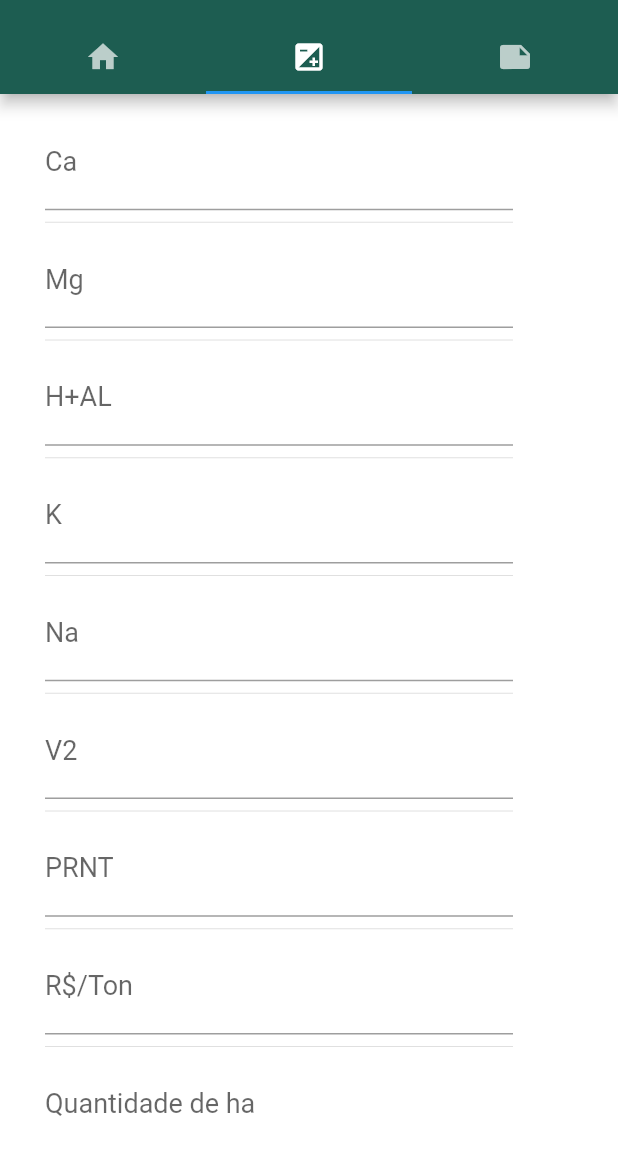
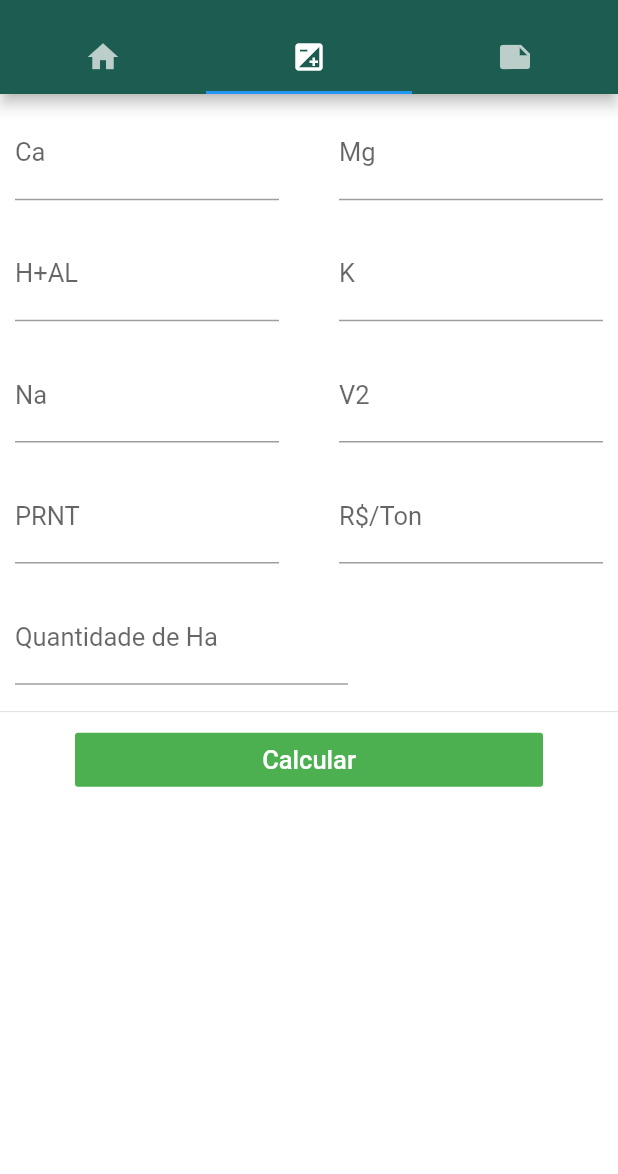
Before and after one commit to luisgs7/liming-calculation, a Flutter app: the screen it shows after launch, tab 2 chosen, on a phone screen of 412 x 824 dp, the part 62-1236 px from its top. Run offline on Flutter 3.47's test engine with Material 2 defaults, Android fonts, the phone set to English and light mode, and no system bars; missing offline and left inert: dart:ffi.

Commit message:
Added new features to the calculation screen

```diff
--- a/lib/tabs/calculate.tab.dart
+++ b/lib/tabs/calculate.tab.dart
@@ -17,13 +17,115 @@ class calculate extends StatelessWidget {
   Widget build(BuildContext context) {
     return Scaffold(
       backgroundColor: Colors.white,
-      body: Padding(
-        padding: EdgeInsets.fromLTRB(30, 15, 70, 20),
-        child: ListView(
-          children: <Widget>[
-            buildTextFormField("Ca", caController),
-            Divider(),
-            buildTextFormField("Mg", mgController),
+      body: ListView(
+        children: <Widget>[
+          Row(
+            mainAxisAlignment: MainAxisAlignment.spaceBetween,
+            children: <Widget>[
+              Expanded(
+                child: buildTextFormField("Ca", caController),
+              ),
+              Divider(
+                indent: 20.0,
+              ),
+              Expanded(
+                child: buildTextFormField("Mg", mgController),
+              ),
+            ],
+          ),
+          Row(
+            mainAxisAlignment: MainAxisAlignment.spaceBetween,
+            children: <Widget>[
+              Expanded(
+                child: buildTextFormField("H+AL", hAlController),
+              ),
+              Divider(
+                indent: 20.0,
+              ),
+              Expanded(
+                child: buildTextFormField("K", kController),
+              ),
+            ],
+          ),
+          Row(
+            mainAxisAlignment: MainAxisAlignment.spaceBetween,
+            children: <Widget>[
+              Expanded(
+                child: buildTextFormField("Na", naController),
+              ),
+              Divider(
+                indent: 20.0,
+              ),
+              Expanded(
+                child: buildTextFormField("V2", v2Controller),
+              ),
+            ],
+          ),
+          Row(
+            mainAxisAlignment: MainAxisAlignment.spaceBetween,
+            children: <Widget>[
+              Expanded(
+                child: buildTextFormField("PRNT", prntController),
+              ),
+              Divider(
+                indent: 20.0,
+              ),
+              Expanded(
+                child: buildTextFormField("R\$/Ton", r$TonController),
+              ),
+            ],
+          ),
+          Row(
+            mainAxisAlignment: MainAxisAlignment.spaceBetween,
+            children: <Widget>[
+              Expanded(
+                child: buildTextFormField("Quantidade de Ha", qtdHaController),
+              ),
+              Divider(indent: 170.0),
+            ],
+          ),
+          Divider(),
+          Padding(
+            padding: EdgeInsets.only(right: 50.0, left: 50.0, bottom: 30.0),
+            child: FlatButton(
+              onPressed: () {},
+              child: Text(
+                "Calcular",
+                style: TextStyle(color: Colors.white, fontSize: 17.0),
+              ),
+              color: Colors.green,
+            ),
+          )
+        ],
+      ),
+    );
+  }
+}
+
+Widget buildTextFormField(String prefix, TextEditingController textEC) {
+  return Padding(
+    padding: EdgeInsets.all(10),
+    child: TextFormField(
+      controller: textEC,
+      decoration: InputDecoration(labelText: prefix),
+      keyboardType: TextInputType.numberWithOptions(decimal: true),
+      style: TextStyle(fontSize: 17.0),
+      validator: (String value) {
+        return value.contains("") ? 'Campo obrigatório' : null;
+      },
+    ),
+  );
+}
+
+/*
+validator: (String value) {
+    return value.contains('@') ? 'Do not use the @ char.' : null;
+  },
+
+
+            child: buildTextFormField("Ca", caController),
+
+            child: buildTextFormField("Mg", mgController),
             Divider(),
             buildTextFormField("H+AL", hAlController),
             Divider(),
@@ -38,23 +140,6 @@ class calculate extends StatelessWidget {
             buildTextFormField("R\$/Ton", r$TonController),
             Divider(),
             buildTextFormField("Quantidade de ha", qtdHaController),
-          ],
-        ),
-      ),
-    );
-  }
-}
-
-Widget buildTextFormField(String prefix, TextEditingController textEC) {
-  return TextFormField(
-    controller: textEC,
-    decoration: InputDecoration(labelText: prefix),
-    keyboardType: TextInputType.numberWithOptions(decimal: true),
-    style: TextStyle(fontSize: 18.0),
-  );
-}
-
-/*
 
 TextField(
               controller: hAlController,
```
